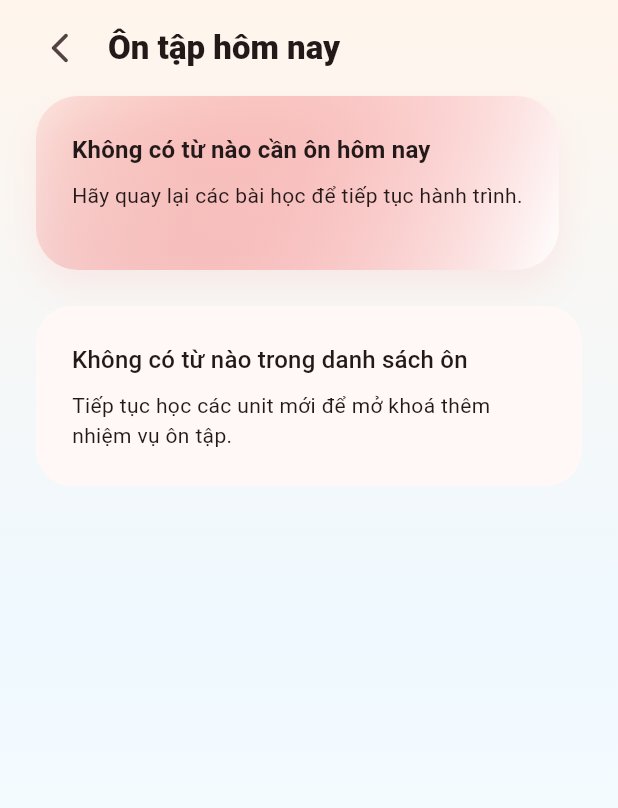
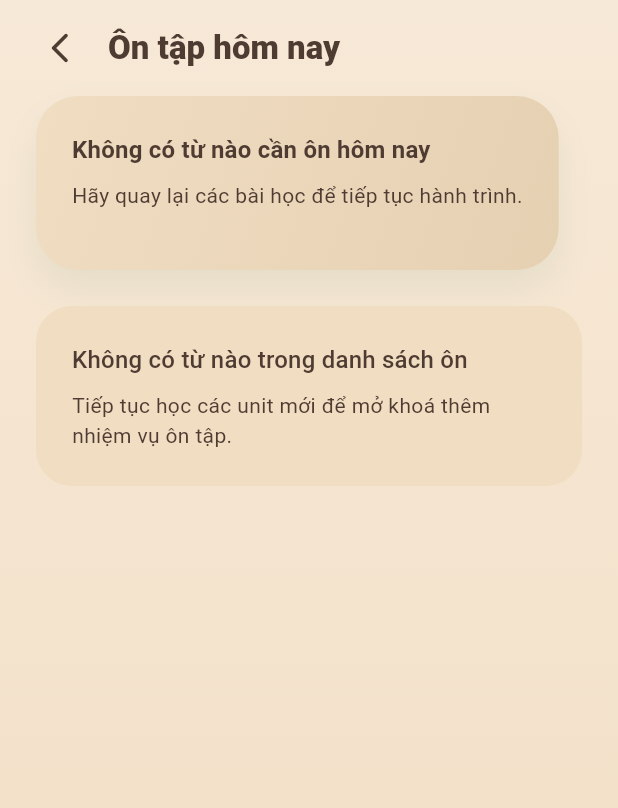
Before and after one commit to hieuhieu2202/learnchinesene, a Flutter app: the screen it shows after launch, after a tap on "Ôn tập hôm nay", on a phone screen of 412 x 824 dp. Shown: the top 808 px of the screen. Run offline on Flutter 3.47's test engine with Material 3 defaults, Android fonts, the phone set to English and light mode, and no system bars; our stand-ins replace audioplayers, get, sqflite; accounts and stored records are empty.

Commit message:
Restyle app with warm practice palette

```diff
--- a/lib/features/vocabulary/presentation/pages/home_page.dart
+++ b/lib/features/vocabulary/presentation/pages/home_page.dart
@@ -6,12 +6,6 @@ import '../../domain/entities/word.dart';
 import '../controllers/home_controller.dart';
 import '../theme/hsk_palette.dart';
 import '../utils/navigation_utils.dart';
-
-const _homeBackgroundGradient = LinearGradient(
-  colors: [Color(0xFFFFF5F7), Color(0xFFF5FBFF)],
-  begin: Alignment.topCenter,
-  end: Alignment.bottomCenter,
-);
 
 class HomePage extends GetView<HomeController> {
   const HomePage({super.key});
@@ -327,8 +321,18 @@ class _GradientBackground extends StatelessWidget {
 
   @override
   Widget build(BuildContext context) {
+    final scheme = Theme.of(context).colorScheme;
     return Container(
-      decoration: const BoxDecoration(gradient: _homeBackgroundGradient),
+      decoration: BoxDecoration(
+        gradient: LinearGradient(
+          colors: [
+            scheme.background,
+            scheme.surface,
+          ],
+          begin: Alignment.topCenter,
+          end: Alignment.bottomCenter,
+        ),
+      ),
       child: SafeArea(
         bottom: false,
         child: child,
@@ -379,14 +383,17 @@ class _ReviewCard extends StatelessWidget {
       padding: const EdgeInsets.all(20),
       decoration: BoxDecoration(
         borderRadius: BorderRadius.circular(28),
-        gradient: const LinearGradient(
-          colors: [Color(0xFFFDE7EF), Color(0xFFEFF6FF)],
+        gradient: LinearGradient(
+          colors: [
+            theme.colorScheme.surface,
+            theme.colorScheme.surfaceVariant,
+          ],
           begin: Alignment.topLeft,
           end: Alignment.bottomRight,
         ),
         boxShadow: [
           BoxShadow(
-            color: Colors.black.withOpacity(0.04),
+            color: theme.colorScheme.primary.withOpacity(0.08),
             blurRadius: 20,
             offset: const Offset(0, 12),
           ),
@@ -477,9 +484,9 @@ class _NavigationCard extends StatelessWidget {
             borderRadius: BorderRadius.circular(24),
             boxShadow: [
               BoxShadow(
-                color: Colors.black.withOpacity(0.03),
-                blurRadius: 12,
-                offset: const Offset(0, 8),
+                color: accentColor.withOpacity(0.12),
+                blurRadius: 18,
+                offset: const Offset(0, 12),
               ),
             ],
           ),
--- a/lib/features/vocabulary/presentation/pages/review_today_page.dart
+++ b/lib/features/vocabulary/presentation/pages/review_today_page.dart
@@ -20,8 +20,13 @@ class ReviewTodayPage extends GetView<ReviewTodayController> {
         }
 
         final words = controller.words;
-        final gradient = const LinearGradient(
-          colors: [Color(0xFFFFF5EC), Color(0xFFEFF9FF), Colors.white],
+        final scheme = Theme.of(context).colorScheme;
+        final gradient = LinearGradient(
+          colors: [
+            scheme.background,
+            Color.lerp(scheme.surface, scheme.background, 0.5)!,
+            scheme.surface,
+          ],
           begin: Alignment.topCenter,
           end: Alignment.bottomCenter,
         );
@@ -134,13 +139,16 @@ class _ReviewSummary extends StatelessWidget {
       decoration: BoxDecoration(
         borderRadius: BorderRadius.circular(28),
         gradient: LinearGradient(
-          colors: [accent.withOpacity(0.1), Colors.white],
+          colors: [
+            theme.colorScheme.surface,
+            theme.colorScheme.surfaceVariant,
+          ],
           begin: Alignment.topLeft,
           end: Alignment.bottomRight,
         ),
         boxShadow: [
           BoxShadow(
-            color: accent.withOpacity(0.08),
+            color: accent.withOpacity(0.1),
             blurRadius: 20,
             offset: const Offset(0, 12),
           ),
--- a/lib/features/vocabulary/presentation/theme/hsk_palette.dart
+++ b/lib/features/vocabulary/presentation/theme/hsk_palette.dart
@@ -2,15 +2,15 @@ import 'package:flutter/material.dart';
 
 class HskPalette {
   static const Map<int, List<Color>> _levelGradients = {
-    1: [Color(0xFFFEF0F3), Color(0xFFF8DDE1)],
-    2: [Color(0xFFEFF8FF), Color(0xFFD9EFFE)],
-    3: [Color(0xFFF0FFF4), Color(0xFFDAF5E5)],
-    4: [Color(0xFFF9F3FF), Color(0xFFE8DDF9)],
+    1: [Color(0xFFF8E6D2), Color(0xFFEED3B3)],
+    2: [Color(0xFFF6E2CF), Color(0xFFE8CCAA)],
+    3: [Color(0xFFF3DDC7), Color(0xFFE4C4A0)],
+    4: [Color(0xFFF1D9C4), Color(0xFFDEBD96)],
   };
 
   static const List<Color> _fallbackGradient = [
-    Color(0xFFF4F4F4),
-    Color(0xFFE2E2E2),
+    Color(0xFFF2E1CC),
+    Color(0xFFE0C6A4),
   ];
 
   static List<Color> gradientForLevel(int level) {
@@ -20,13 +20,13 @@ class HskPalette {
   static Color badgeColor(int level, ColorScheme scheme) {
     switch (level) {
       case 1:
-        return const Color(0xFFFB7185);
+        return const Color(0xFF6DA77B);
       case 2:
-        return const Color(0xFF0EA5E9);
+        return const Color(0xFFC48F64);
       case 3:
-        return const Color(0xFF22C55E);
+        return const Color(0xFFB27A53);
       case 4:
-        return const Color(0xFF8B5CF6);
+        return const Color(0xFFA96A48);
       default:
         return scheme.primary;
     }
@@ -35,13 +35,13 @@ class HskPalette {
   static Color accentForLevel(int level, ColorScheme scheme) {
     switch (level) {
       case 1:
-        return const Color(0xFFEF4444);
+        return const Color(0xFF4F8C69);
       case 2:
-        return const Color(0xFF2563EB);
+        return const Color(0xFFAA7A4E);
       case 3:
-        return const Color(0xFF16A34A);
+        return const Color(0xFF8D6747);
       case 4:
-        return const Color(0xFF7C3AED);
+        return const Color(0xFF7F5137);
       default:
         return scheme.primary;
     }
--- a/lib/main.dart
+++ b/lib/main.dart
@@ -3,6 +3,7 @@ import 'package:get/get.dart';
 
 import 'routes/app_pages.dart';
 import 'routes/app_routes.dart';
+import 'theme/app_theme.dart';
 
 void main() {
   WidgetsFlutterBinding.ensureInitialized();
@@ -16,10 +17,7 @@ class ChineseLearningApp extends StatelessWidget {
   Widget build(BuildContext context) {
     return GetMaterialApp(
       title: 'Chinese Learning',
-      theme: ThemeData(
-        colorScheme: ColorScheme.fromSeed(seedColor: Colors.redAccent),
-        useMaterial3: true,
-      ),
+      theme: AppTheme.light(),
       initialRoute: AppRoutes.home,
       initialBinding: AppBindings(),
       getPages: AppPages.pages,
--- /dev/null
+++ b/lib/theme/app_theme.dart
@@ -0,0 +1,139 @@
+import 'package:flutter/material.dart';
+
+class AppColors {
+  static const Color creamBackground = Color(0xFFF7E9D7);
+  static const Color creamSurface = Color(0xFFF0DDC2);
+  static const Color creamSurfaceHigh = Color(0xFFE6D0B2);
+  static const Color accentGreen = Color(0xFF6DA77B);
+  static const Color accentGreenDark = Color(0xFF4F8C69);
+  static const Color accentBrown = Color(0xFFC48F64);
+  static const Color accentDark = Color(0xFF4E3B31);
+  static const Color outline = Color(0xFFBDA687);
+}
+
+class AppTheme {
+  const AppTheme._();
+
+  static ThemeData light() {
+    const scheme = ColorScheme(
+      brightness: Brightness.light,
+      primary: AppColors.accentGreen,
+      onPrimary: Colors.white,
+      primaryContainer: Color(0xFF9EC9A5),
+      onPrimaryContainer: AppColors.accentDark,
+      secondary: AppColors.accentBrown,
+      onSecondary: AppColors.accentDark,
+      secondaryContainer: Color(0xFFDDC2A1),
+      onSecondaryContainer: AppColors.accentDark,
+      tertiary: Color(0xFFB07850),
+      onTertiary: Colors.white,
+      tertiaryContainer: Color(0xFFE4B89A),
+      onTertiaryContainer: AppColors.accentDark,
+      error: Color(0xFFBA1A1A),
+      onError: Colors.white,
+      errorContainer: Color(0xFFFFDAD6),
+      onErrorContainer: Color(0xFF410002),
+      background: AppColors.creamBackground,
+      onBackground: AppColors.accentDark,
+      surface: AppColors.creamSurface,
+      onSurface: AppColors.accentDark,
+      surfaceTint: AppColors.accentGreen,
+      surfaceVariant: AppColors.creamSurfaceHigh,
+      onSurfaceVariant: AppColors.accentDark,
+      outline: AppColors.outline,
+      outlineVariant: Color(0xFFDCC6A9),
+      shadow: Colors.black12,
+      scrim: Colors.black54,
+      inverseSurface: Color(0xFF3D2F24),
+      onInverseSurface: AppColors.creamBackground,
+      inversePrimary: AppColors.accentGreenDark,
+    );
+
+    final textTheme = Typography.englishLike2021.apply(
+      displayColor: scheme.onBackground,
+      bodyColor: scheme.onBackground,
+    );
+
+    return ThemeData(
+      useMaterial3: true,
+      colorScheme: scheme,
+      scaffoldBackgroundColor: scheme.background,
+      cardColor: scheme.surface,
+      textTheme: textTheme,
+      appBarTheme: AppBarTheme(
+        backgroundColor: scheme.background,
+        foregroundColor: scheme.onBackground,
+        elevation: 0,
+        titleTextStyle: textTheme.titleLarge?.copyWith(
+          color: scheme.onBackground,
+          fontWeight: FontWeight.w700,
+        ),
+      ),
+      navigationBarTheme: NavigationBarThemeData(
+        backgroundColor: scheme.surface,
+        indicatorColor: scheme.primary.withOpacity(0.18),
+        height: 72,
+        labelTextStyle: MaterialStateProperty.resolveWith(
+          (states) => textTheme.labelMedium?.copyWith(
+            fontWeight: FontWeight.w600,
+            color: states.contains(MaterialState.selected)
+                ? scheme.primary
+                : scheme.onSurface.withOpacity(0.7),
+          ),
+        ),
+        iconTheme: MaterialStateProperty.resolveWith(
+          (states) => IconThemeData(
+            color: states.contains(MaterialState.selected)
+                ? scheme.primary
+                : scheme.onSurface.withOpacity(0.6),
+          ),
+        ),
+      ),
+      chipTheme: ChipThemeData(
+        backgroundColor: scheme.surface,
+        selectedColor: scheme.primary.withOpacity(0.15),
+        labelStyle: textTheme.bodyMedium,
+        padding: const EdgeInsets.symmetric(horizontal: 12, vertical: 6),
+        shape: RoundedRectangleBorder(
+          borderRadius: BorderRadius.circular(16),
+          side: BorderSide(color: scheme.outline.withOpacity(0.3)),
+        ),
+      ),
+      inputDecorationTheme: InputDecorationTheme(
+        filled: true,
+        fillColor: scheme.surface,
+        contentPadding: const EdgeInsets.symmetric(horizontal: 16, vertical: 14),
+        border: OutlineInputBorder(
+          borderRadius: BorderRadius.circular(18),
+          borderSide: BorderSide(color: scheme.outline.withOpacity(0.3)),
+        ),
+        enabledBorder: OutlineInputBorder(
+          borderRadius: BorderRadius.circular(18),
+          borderSide: BorderSide(color: scheme.outline.withOpacity(0.25)),
+        ),
+        focusedBorder: OutlineInputBorder(
+          borderRadius: BorderRadius.circular(18),
+          borderSide: BorderSide(color: scheme.primary.withOpacity(0.6)),
+        ),
+      ),
+      elevatedButtonTheme: ElevatedButtonThemeData(
+        style: ElevatedButton.styleFrom(
+          backgroundColor: scheme.primary,
+          foregroundColor: scheme.onPrimary,
+          textStyle: textTheme.titleMedium?.copyWith(fontWeight: FontWeight.w700),
+          shape: RoundedRectangleBorder(
+            borderRadius: BorderRadius.circular(24),
+          ),
+          padding: const EdgeInsets.symmetric(horizontal: 28, vertical: 16),
+        ),
+      ),
+      snackBarTheme: SnackBarThemeData(
+        backgroundColor: scheme.secondary,
+        contentTextStyle: textTheme.bodyMedium?.copyWith(
+          color: scheme.onSecondary,
+          fontWeight: FontWeight.w600,
+        ),
+      ),
+    );
+  }
+}
```
Also changed, not shown: lib/features/vocabulary/presentation/pages/practice_session_page.dart (+28 -8 lines), lib/features/vocabulary/presentation/pages/section_list_page.dart (+6 -6 lines), lib/features/vocabulary/presentation/pages/word_detail_page.dart (+12 -4 lines), lib/features/vocabulary/presentation/pages/word_list_page.dart (+11 -3 lines), lib/features/vocabulary/presentation/widgets/practice_question_card.dart (+7 -4 lines).
